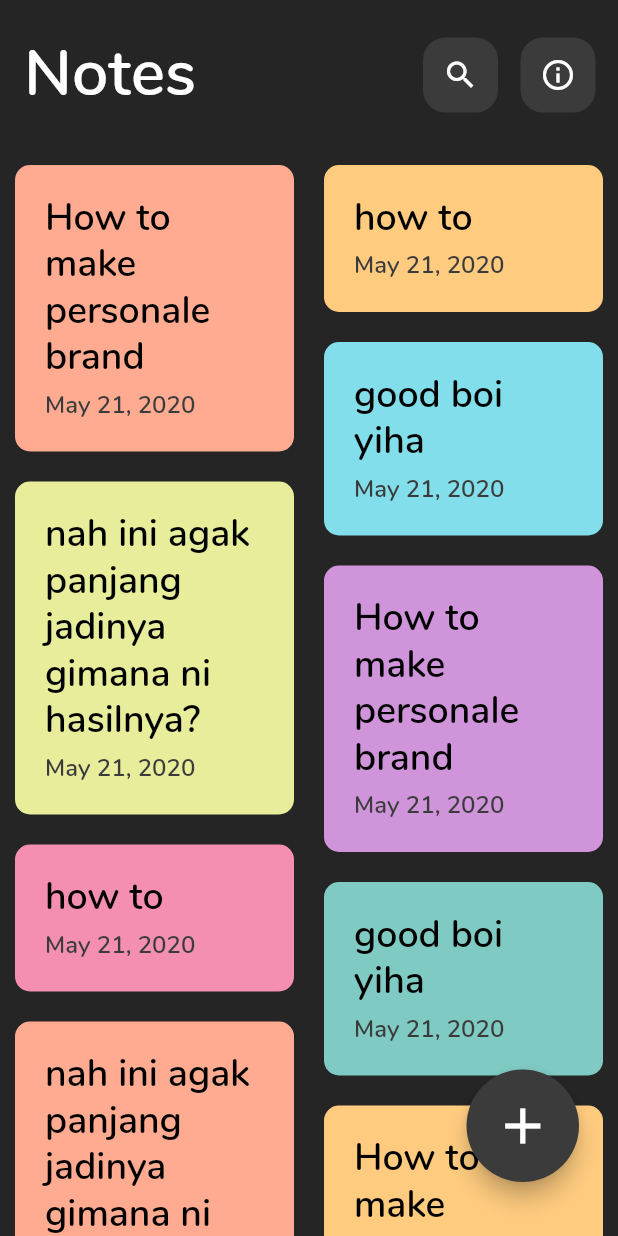
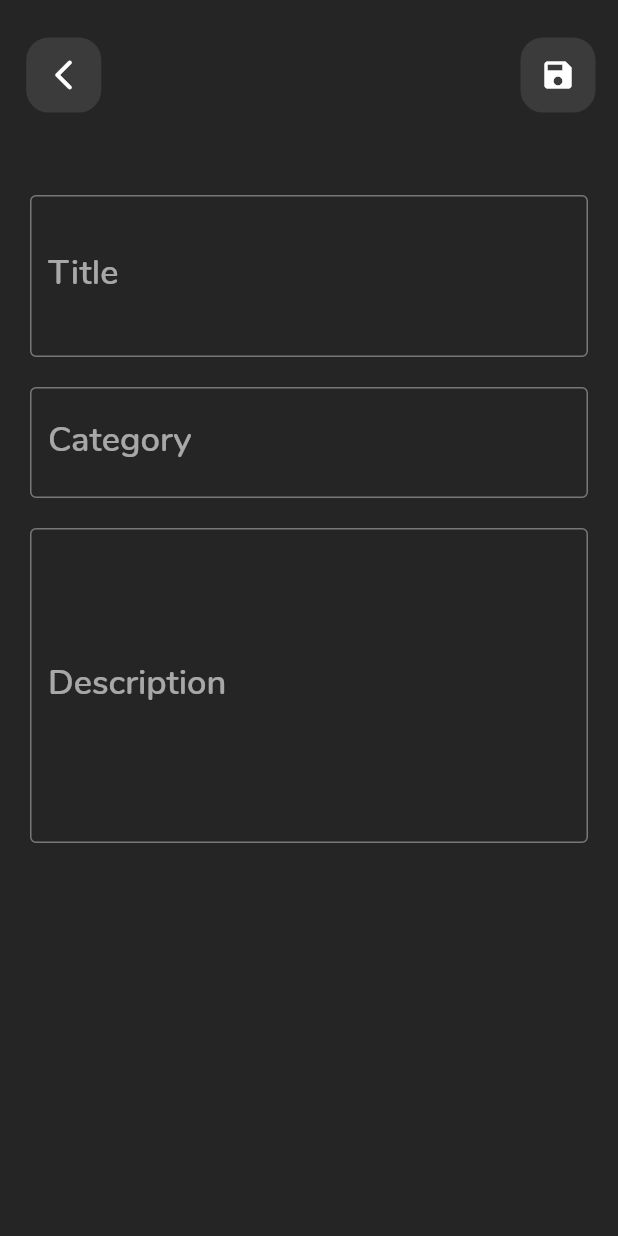
Before and after one commit to calvinandhika/simple_notes, a Flutter app: the screen it shows after launch, after a tap on the "add" icon, on a phone screen of 412 x 824 dp. Run offline on Flutter 3.47's test engine with Material 2 defaults, Android fonts, the phone set to English and light mode, and no system bars; our stand-ins replace shared_preferences, sqflite; accounts and stored records are empty.

Commit message:
all ui and feature working

```diff
--- /dev/null
+++ b/lib/data/db/notes_database.dart
@@ -0,0 +1,96 @@
+import 'package:simple_notes/data/model/notes_model.dart';
+import 'package:sqflite/sqflite.dart';
+import 'package:path/path.dart';
+
+class NotesDatabase {
+  NotesDatabase();
+
+  static Database? _database;
+
+  Future<Database> get database async {
+    if (_database != null) return _database!;
+
+    final dbPath = await getDatabasesPath();
+    final path = join(dbPath, 'notes.db');
+
+    _database = await openDatabase(path, version: 1, onCreate: _createDB);
+
+    return _database!;
+  }
+
+  Future _createDB(Database db, int version) async {
+    const idType = 'INTEGER PRIMARY KEY AUTOINCREMENT';
+    const textType = 'TEXT NOT NULL';
+
+    await db.execute('''
+CREATE TABLE $tableNotes (
+  ${NoteFields.id} $idType,
+  ${NoteFields.title} $textType,
+  ${NoteFields.category} $textType,
+  ${NoteFields.description} $textType,
+  ${NoteFields.date} $textType
+  )
+''');
+  }
+
+  Future<NoteModel> create(NoteModel note) async {
+    final db = await NotesDatabase().database;
+
+    final id = await db.insert(tableNotes, note.toJson());
+    return note.copy(id: id);
+  }
+
+  // Future<NoteModel> readNote(int id) async {
+  //   final db = await NotesDatabase().database;
+
+  //   final maps = await db.query(
+  //     tableNotes,
+  //     columns: NoteFields.values,
+  //     where: '${NoteFields.id} = ?',
+  //     whereArgs: [id],
+  //   );
+
+  //   if (maps.isNotEmpty) {
+  //     return NoteModel.fromJson(maps.first);
+  //   } else {
+  //     throw Exception('ID $id not found');
+  //   }
+  // }
+
+  Future<List<NoteModel>> readAllNotes() async {
+    final db = await NotesDatabase().database;
+
+    const orderBy = '${NoteFields.date} ASC';
+
+    final result = await db.query(tableNotes, orderBy: orderBy);
+
+    return result.map((json) => NoteModel.fromJson(json)).toList();
+  }
+
+  Future<int> update(NoteModel note) async {
+    final db = await NotesDatabase().database;
+
+    return db.update(
+      tableNotes,
+      note.toJson(),
+      where: '${NoteFields.id} = ?',
+      whereArgs: [note.id],
+    );
+  }
+
+  Future<int> delete(int id) async {
+    final db = await NotesDatabase().database;
+
+    return await db.delete(
+      tableNotes,
+      where: '${NoteFields.id} = ?',
+      whereArgs: [id],
+    );
+  }
+
+  Future close() async {
+    final db = await NotesDatabase().database;
+
+    db.close();
+  }
+}
--- a/lib/data/model/notes_model.dart
+++ b/lib/data/model/notes_model.dart
@@ -1,22 +1,60 @@
-class NotesModel {
+const String tableNotes = 'notes';
+
+class NoteFields {
+  static final List<String> values = [id, title, description, category, date];
+
+  static const String id = '_id';
+  static const String title = 'title';
+  static const String description = 'description';
+  static const String category = 'category';
+  static const String date = 'date';
+}
+
+class NoteModel {
+  final int? id;
   final String title;
   final String description;
   final String category;
   DateTime date;
 
-  NotesModel({
+  NoteModel({
+    this.id,
     required this.title,
     required this.description,
     required this.category,
     date,
   }) : date = DateTime.now();
 
-  factory NotesModel.fromJson(Map<String, dynamic> json) {
-    return NotesModel(
-      title: json['title'],
-      description: json['description'],
-      category: json['category'],
-      date: json['date'],
+  NoteModel copy({
+    int? id,
+    String? title,
+    String? description,
+    String? category,
+    DateTime? date,
+  }) =>
+      NoteModel(
+        id: id ?? this.id,
+        title: title ?? this.title,
+        description: description ?? this.description,
+        category: category ?? this.category,
+        date: date ?? this.date,
+      );
+
+  factory NoteModel.fromJson(Map<String, dynamic> json) {
+    return NoteModel(
+      id: json[NoteFields.id] as int?,
+      title: json[NoteFields.title] as String,
+      description: json[NoteFields.description] as String,
+      category: json[NoteFields.category] as String,
+      date: DateTime.parse(json[NoteFields.date] as String),
     );
   }
+
+  Map<String, Object?> toJson() => {
+        NoteFields.id: id,
+        NoteFields.title: title,
+        NoteFields.description: description,
+        NoteFields.category: category,
+        NoteFields.date: date.toIso8601String(),
+      };
 }
--- a/lib/pages/home_page.dart
+++ b/lib/pages/home_page.dart
@@ -2,36 +2,14 @@ import 'package:flutter/material.dart';
 import 'package:flutter_staggered_grid_view/flutter_staggered_grid_view.dart';
 import 'package:provider/provider.dart';
 import 'package:shared_preferences/shared_preferences.dart';
+import 'package:simple_notes/data/db/notes_database.dart';
+import 'package:simple_notes/data/model/notes_model.dart';
+import 'package:simple_notes/pages/notes_add_edit_page.dart';
 import 'package:simple_notes/provider/theme_provider.dart';
 import 'package:simple_notes/shared/theme.dart';
 import 'package:simple_notes/widgets/custom_app_bar_button.dart';
 import 'package:simple_notes/widgets/notes_card.dart';
-
-List<String> titles = [
-  'How to make personale brand',
-  'how to',
-  'good boi yiha',
-  'nah ini agak panjang jadinya gimana ni hasilnya?',
-  'How to make personale brand',
-  'how to',
-  'good boi yiha',
-  'nah ini agak panjang jadinya gimana ni hasilnya?',
-  'How to make personale brand',
-  'how to',
-  'good boi yiha',
-  'nah ini agak panjang jadinya gimana ni hasilnya?',
-  'plepce kiga ua'
-];
-
-List<Color> colors = [
-  kPeachColor,
-  kOrangeColor,
-  kBlueColor,
-  kGreenColor,
-  kPurpleColor,
-  kPinkColor,
-  kToscaColor,
-];
+import 'package:simple_notes/widgets/show_dialog.dart';
 
 class HomePage extends StatefulWidget {
   const HomePage({Key? key}) : super(key: key);
@@ -43,6 +21,8 @@ class HomePage extends StatefulWidget {
 class _HomePageState extends State<HomePage> {
   final Future<SharedPreferences> _prefs = SharedPreferences.getInstance();
   late Future<bool> _isDark;
+  late List<NoteModel> notes;
+  bool isLoading = false;
 
   void toggleTheme(BuildContext context) async {
     final SharedPreferences prefs = await _prefs;
@@ -61,7 +41,16 @@ class _HomePageState extends State<HomePage> {
     _isDark = _prefs.then((prefs) {
       return prefs.getBool('isDark') ?? true;
     });
+
+    fetchAllNotes();
+
     super.initState();
+  }
+
+  Future<void> fetchAllNotes() async {
+    setState(() => isLoading = true);
+    notes = await NotesDatabase().readAllNotes();
+    setState(() => isLoading = false);
   }
 
   @override
@@ -90,7 +79,11 @@ class _HomePageState extends State<HomePage> {
             //set default dark or light theme
             bool isDark = snapshot.data as bool;
             context.read<ThemeProvider>().setDefaultTheme(isDark);
-
+            if (isLoading) {
+              return const Center(
+                child: CircularProgressIndicator(),
+              );
+            } else {
               return MaterialApp(
                 debugShowCheckedModeBanner: false,
                 title: 'Simple Notes',
@@ -99,72 +92,7 @@ class _HomePageState extends State<HomePage> {
                   appBar: AppBar(
                     toolbarHeight: 100,
                     actions: [
-                    CustomAppBarButton(
-                      buttonIcon: const Icon(Icons.search),
-                      onTap: (context) {},
-                      isDark: isDark,
-                    ),
-                    CustomAppBarButton(
-                      buttonIcon: const Icon(Icons.info_outline),
-                      // onTap: toggleTheme,
-                      onTap: (context) => showDialog<String>(
-                        context: context,
-                        builder: (BuildContext context) => AlertDialog(
-                          title: Text(
-                            'Proudly Made By\nCalvin Andhika',
-                            style: h3TextStyle,
-                          ),
-                          content: SizedBox(
-                            height: MediaQuery.of(context).size.height / 2.5,
-                            child: SingleChildScrollView(
-                              child: Column(
-                                crossAxisAlignment: CrossAxisAlignment.start,
-                                children: [
-                                  Text(
-                                    'Email:\ncalvin.andhika@gmail.com\n',
-                                    style: body2TextStyle,
-                                  ),
-                                  Text(
-                                    'GitHub:\ngithub.com/calvinandhika/simple_notes',
-                                    style: body2TextStyle,
-                                  ),
-                                  const SizedBox(
-                                    height: 50,
-                                  ),
-                                  Align(
-                                    alignment: Alignment.center,
-                                    child: Text(
-                                      'Toggle Dark Theme',
-                                      style: bodyTextStyle,
-                                    ),
-                                  ),
-                                  const SizedBox(
-                                    height: 10,
-                                  ),
-                                  Consumer<ThemeProvider>(
-                                    builder: (context, value, child) {
-                                      return CustomAppBarButton(
-                                          onTap: toggleTheme,
-                                          buttonIcon: value.isDark
-                                              ? Icon(Icons.toggle_on_outlined)
-                                              : Icon(Icons.toggle_off_rounded),
-                                          isDark: isDark);
-                                    },
-                                  )
-                                ],
-                              ),
-                            ),
-                          ),
-                          actions: <Widget>[
-                            TextButton(
-                              onPressed: () => Navigator.pop(context, 'Close'),
-                              child: const Text('Close'),
-                            ),
-                          ],
-                        ),
-                      ),
-                      isDark: isDark,
-                    ),
+                      ShowDialog(toggleTheme: toggleTheme),
                     ],
                     title: Text(
                       'Notes',
@@ -176,21 +104,49 @@ class _HomePageState extends State<HomePage> {
                       right: 10,
                       bottom: 20,
                     ),
-                  child: FloatingActionButton(
-                    onPressed: () {},
+                    child: Builder(builder: (context) {
+                      return FloatingActionButton(
+                        onPressed: () async {
+                          Navigator.push(
+                            context,
+                            MaterialPageRoute(
+                              builder: (context) => const NotesAddEditPage(),
+                            ),
+                          ).then((_) => fetchAllNotes());
+                        },
                         child: const Icon(Icons.add),
-                  ),
+                      );
+                    }),
                   ),
                   body: RefreshIndicator(
-                  onRefresh: () async {},
-                  child: MasonryGridView.count(
-                    physics: const BouncingScrollPhysics(),
-                    itemCount: titles.length,
+                    onRefresh: () async {
+                      fetchAllNotes();
+                    },
+                    child: notes.isEmpty
+                        ? Center(
+                            child: Column(
+                              mainAxisAlignment: MainAxisAlignment.center,
+                              children: [
+                                SizedBox(
+                                  width: 300,
+                                  child: Image.asset(
+                                      'assets/image_file_not_found.png'),
+                                ),
+                                Text(
+                                  'Create Your First Note!',
+                                  style: bodyTextStyle,
+                                )
+                              ],
+                            ),
+                          )
+                        : MasonryGridView.count(
+                            itemCount: notes.length,
                             crossAxisCount: 2,
                             itemBuilder: (context, index) {
                               return NotesCard(
-                        title: titles[index],
+                                note: notes[index],
                                 color: colors[index % 7],
+                                fetchAllNotes: fetchAllNotes,
                               );
                             },
                           ),
@@ -198,6 +154,7 @@ class _HomePageState extends State<HomePage> {
                 ),
               );
             }
+          }
           return const SizedBox();
         },
       ),
--- /dev/null
+++ b/lib/pages/notes_add_edit_page.dart
@@ -0,0 +1,163 @@
+import 'package:flutter/material.dart';
+import 'package:provider/provider.dart';
+import 'package:simple_notes/data/db/notes_database.dart';
+import 'package:simple_notes/data/model/notes_model.dart';
+import 'package:simple_notes/provider/theme_provider.dart';
+import 'package:simple_notes/shared/theme.dart';
+import 'package:simple_notes/widgets/custom_app_bar_button.dart';
+
+class NotesAddEditPage extends StatefulWidget {
+  final NoteModel? note;
+  final Future<void> Function()? fetchAllNotes;
+
+  const NotesAddEditPage({
+    Key? key,
+    this.note,
+    this.fetchAllNotes,
+  }) : super(key: key);
+
+  @override
+  State<NotesAddEditPage> createState() => _NotesAddEditPageState();
+}
+
+class _NotesAddEditPageState extends State<NotesAddEditPage> {
+  late final bool isDark;
+  TextEditingController titleController = TextEditingController();
+  TextEditingController categoryController = TextEditingController();
+  TextEditingController descriptionController = TextEditingController();
+
+  @override
+  void initState() {
+    isDark = context.read<ThemeProvider>().isDark;
+    titleController.text = widget.note?.title ?? '';
+    descriptionController.text = widget.note?.description ?? '';
+    categoryController.text = widget.note?.category ?? '';
+
+    super.initState();
+  }
+
+  @override
+  void dispose() {
+    titleController.dispose();
+    descriptionController.dispose();
+    categoryController.dispose();
+    super.dispose();
+  }
+
+  @override
+  Widget build(BuildContext context) {
+    return Scaffold(
+      appBar: AppBar(
+        leading: CustomAppBarButton(
+          buttonIcon: const Icon(Icons.arrow_back_ios_new_rounded),
+          onTap: (context) {
+            return Navigator.pop(context, true);
+          },
+          isDark: isDark,
+          margin: const EdgeInsets.all(0),
+        ),
+        leadingWidth: 85,
+        toolbarHeight: 100,
+        actions: [
+          CustomAppBarButton(
+            buttonIcon: const Icon(Icons.save),
+            onTap: (context) {
+              if (widget.note == null) {
+                createNote();
+              } else {
+                updateNote();
+              }
+              Navigator.pop(context);
+            },
+            isDark: isDark,
+          ),
+        ],
+      ),
+      body: Padding(
+        padding: const EdgeInsets.all(20.0),
+        child: SingleChildScrollView(
+          physics: const BouncingScrollPhysics(),
+          child: SingleChildScrollView(
+            child: Column(
+              children: [
+                const SizedBox(height: 10),
+                notesField(
+                  title: 'Title',
+                  minLines: 2,
+                  maxLines: 5,
+                  controller: titleController,
+                ),
+                const SizedBox(
+                  height: 20,
+                ),
+                notesField(
+                  title: 'Category',
+                  minLines: 1,
+                  maxLines: 3,
+                  controller: categoryController,
+                ),
+                const SizedBox(
+                  height: 20,
+                ),
+                notesField(
+                  title: 'Description',
+                  minLines: 5,
+                  maxLines: 50,
+                  controller: descriptionController,
+                ),
+              ],
+            ),
+          ),
+        ),
+      ),
+    );
+  }
+
+  void createNote() async {
+    NoteModel note = NoteModel(
+      title: titleController.text,
+      description: descriptionController.text,
+      category: categoryController.text,
+    );
+    await NotesDatabase().create(note);
+    await widget.fetchAllNotes!();
+  }
+
+  void updateNote() async {
+    final note = widget.note?.copy(
+      title: titleController.text,
+      description: descriptionController.text,
+      category: categoryController.text,
+    );
+
+    await NotesDatabase().update(note!);
+    await widget.fetchAllNotes!();
+  }
+
+  Widget notesField({
+    required String title,
+    required int minLines,
+    required int maxLines,
+    required TextEditingController controller,
+  }) {
+    return TextField(
+      controller: controller,
+      style: h3TextStyle,
+      minLines: minLines,
+      maxLines: maxLines,
+      decoration: InputDecoration(
+        label: Text(
+          title,
+          style: bodyTextStyle,
+        ),
+        border: OutlineInputBorder(
+          borderSide: BorderSide(
+            style: BorderStyle.solid,
+            width: 3,
+            color: kPinkColor,
+          ),
+        ),
+      ),
+    );
+  }
+}
--- a/lib/shared/theme.dart
+++ b/lib/shared/theme.dart
@@ -12,6 +12,16 @@ Color kBlackColor = const Color(0xFF000000);
 Color kWhiteColor = const Color(0xFFFFFFFF);
 Color kDarkGreyColor = const Color(0xFF252525);
 Color kLightGreyColor = const Color(0xFF3B3B3B);
+
+List<Color> colors = [
+  kPeachColor,
+  kOrangeColor,
+  kBlueColor,
+  kGreenColor,
+  kPurpleColor,
+  kPinkColor,
+  kToscaColor,
+];
 
 TextStyle h1TextStyle = const TextStyle(
   fontSize: 43,
--- a/lib/widgets/notes_card.dart
+++ b/lib/widgets/notes_card.dart
@@ -1,14 +1,18 @@
 import 'package:flutter/material.dart';
+import 'package:simple_notes/data/model/notes_model.dart';
 import 'package:simple_notes/pages/notes_detail_page.dart';
 import 'package:simple_notes/shared/theme.dart';
+import 'package:intl/intl.dart';
 
 class NotesCard extends StatelessWidget {
-  final String title;
+  final NoteModel note;
+  final Future<void> Function()? fetchAllNotes;
   Color? color;
 
   NotesCard({
     Key? key,
-    required this.title,
+    required this.note,
+    this.fetchAllNotes,
     this.color,
   }) : super(key: key);
 
@@ -19,9 +23,12 @@ class NotesCard extends StatelessWidget {
         Navigator.push(
           context,
           MaterialPageRoute(
-            builder: (context) => NotesDetailPage(),
+            builder: (context) => NotesDetailPage(
+              note: note,
+              fetchAllNotes: fetchAllNotes,
+            ),
           ),
-        );
+        ).then((value) => fetchAllNotes!());
       },
       child: Container(
         width: double.infinity,
@@ -35,7 +42,7 @@ class NotesCard extends StatelessWidget {
           crossAxisAlignment: CrossAxisAlignment.start,
           children: [
             Text(
-              title,
+              note.title,
               style: h3TextStyle.copyWith(
                 color: kBlackColor,
                 height: 1.25,
@@ -43,7 +50,7 @@ class NotesCard extends StatelessWidget {
             ),
             const SizedBox(height: 5),
             Text(
-              'May 21, 2020',
+              DateFormat('MMM dd, yyyy').format(note.date),
               style: bodyTextStyle.copyWith(
                 color: kLightGreyColor,
                 fontSize: 16,
```
Also changed, not shown: lib/pages/notes_detail_page.dart (+37 -14 lines), lib/pages/notes_edit_page.dart (deleted, +0 -87 lines), lib/widgets/show_dialog.dart (added, +80 -0 lines), pubspec.yaml (+5 -2 lines), pubspec.lock, 1 other file. Lines whose indentation alone changed are shown as unchanged.
